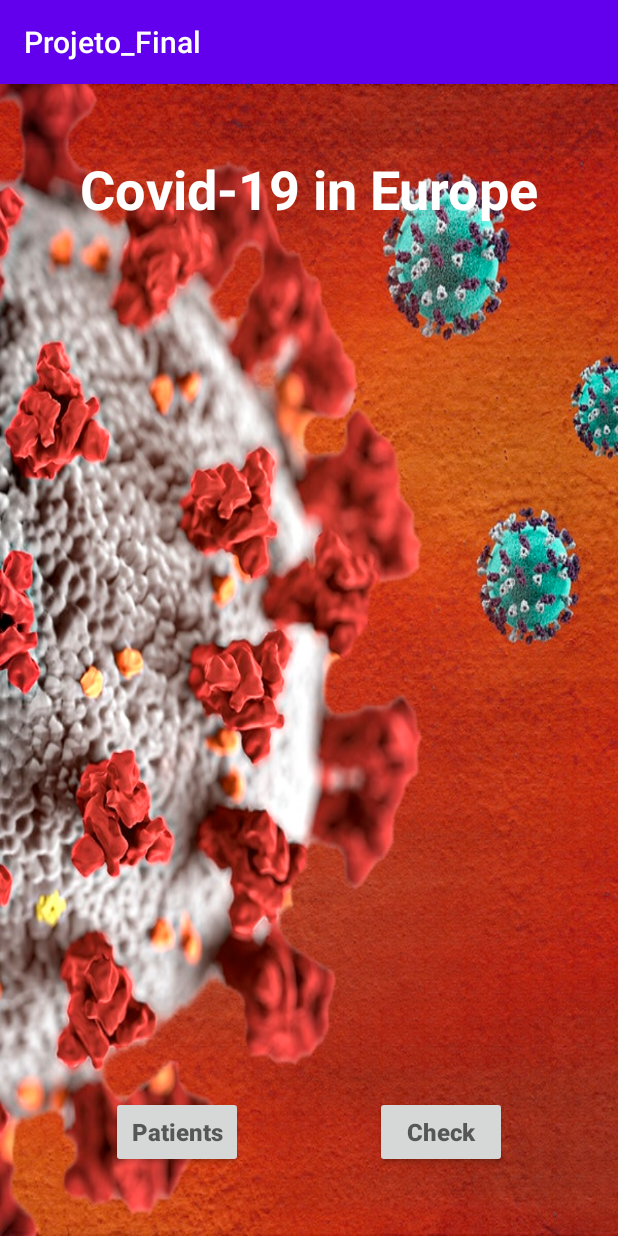
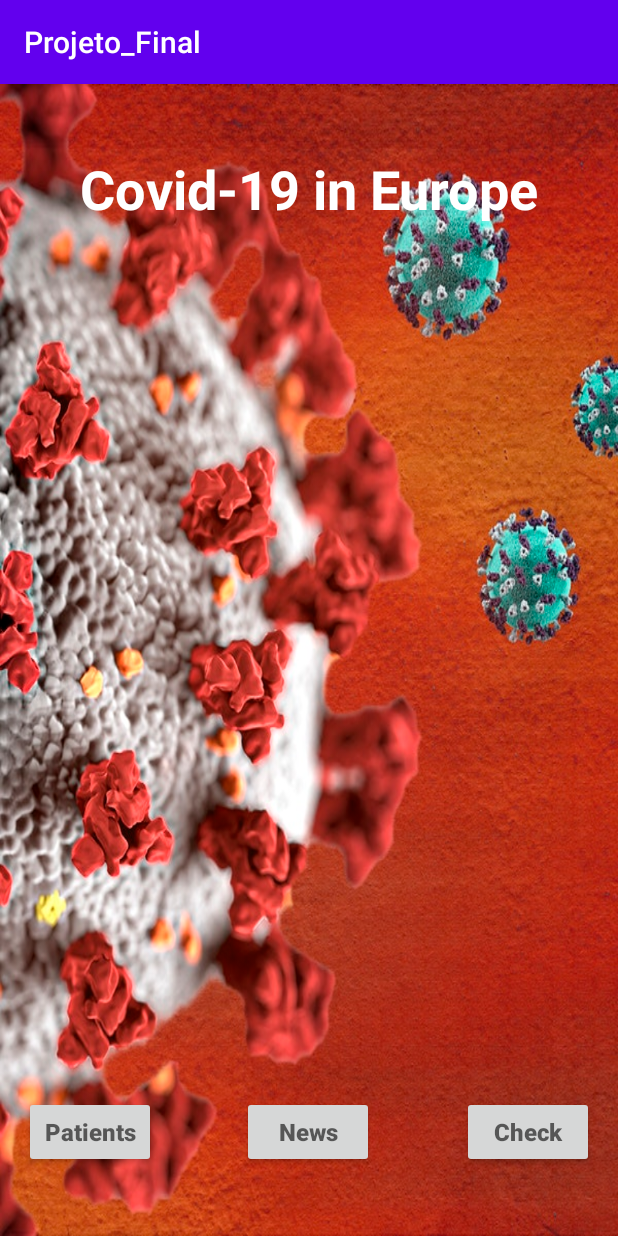
Before and after one commit to BadGomez/Projeto_Final, an Android app: the screen it shows after launch (MainActivity), on a phone screen of 412 x 824 dp. Run offline under Robolectric (Android 15) with nearby library versions, the phone set to English and light mode, and no system bars.

Commit message:
Botão_Noticias e pagina noticias inserida

```diff
--- a/app/src/main/java/com/example/projeto_final/MainActivity.java
+++ b/app/src/main/java/com/example/projeto_final/MainActivity.java
@@ -19,6 +19,11 @@ public class MainActivity extends AppCompatActivity {
         startActivity(intentPacientes);
     }
 
+    public void Noticias(View view){
+        Intent intentNoticias = new Intent(this, DisplayNoticias.class);
+        startActivity(intentNoticias);
+    }
+
     public void VerDados(View view){
         Intent intentver = new Intent(this, DisplayVer.class);
         startActivity(intentver);
--- a/app/src/main/res/layout/activity_display_pacientes.xml
+++ b/app/src/main/res/layout/activity_display_pacientes.xml
@@ -56,6 +56,7 @@
         app:layout_constraintEnd_toEndOf="parent" />
 
     <androidx.recyclerview.widget.RecyclerView
+        android:id="@+id/RecyclerViewPacientes"
         android:layout_width="411dp"
         android:layout_height="498dp"
         app:layout_constraintBottom_toTopOf="@+id/buttonEdit"
--- a/app/src/main/res/layout/activity_main.xml
+++ b/app/src/main/res/layout/activity_main.xml
@@ -9,18 +9,19 @@
 
     //https://www.youtube.com/watch?v=ezpOmH50Xdg --> android:background="@drawable/imagemfundo"
 
+
     <Button
         android:id="@+id/buttonCriar"
         android:layout_width="wrap_content"
         android:layout_height="wrap_content"
-        android:layout_marginStart="74dp"
-        android:layout_marginLeft="74dp"
+        android:layout_marginStart="16dp"
+        android:layout_marginLeft="16dp"
         android:hint="@string/Paciente"
         android:onClick="Pacientes"
         android:textColor="#00000000"
         android:textSize="16sp"
         android:textStyle="bold"
-        app:layout_constraintBaseline_toBaselineOf="@+id/buttonCheck"
+        app:layout_constraintBaseline_toBaselineOf="@+id/buttonNoticias"
         app:layout_constraintEnd_toStartOf="@+id/buttonCheck"
         app:layout_constraintHorizontal_bias="0.0"
         app:layout_constraintStart_toStartOf="parent" />
@@ -29,15 +30,30 @@
         android:id="@+id/buttonCheck"
         android:layout_width="wrap_content"
         android:layout_height="wrap_content"
-        android:layout_marginEnd="74dp"
-        android:layout_marginRight="74dp"
+        android:layout_marginEnd="16dp"
+        android:layout_marginRight="16dp"
         android:layout_marginBottom="45dp"
         android:hint="@string/Botão_Ver"
         android:onClick="VerDados"
+        android:textColor="#FFFFFF"
         android:textSize="16sp"
         android:textStyle="bold"
         app:layout_constraintBottom_toBottomOf="parent"
         app:layout_constraintEnd_toEndOf="parent" />
+
+    <Button
+        android:id="@+id/buttonNoticias"
+        android:layout_width="wrap_content"
+        android:layout_height="wrap_content"
+        android:hint="@string/Botão_Noticias"
+        android:onClick="Noticias"
+        android:textColor="@color/design_default_color_on_secondary"
+        android:textSize="16sp"
+        android:textStyle="bold"
+        app:layout_constraintBaseline_toBaselineOf="@+id/buttonCheck"
+        app:layout_constraintEnd_toStartOf="@+id/buttonCheck"
+        app:layout_constraintHorizontal_bias="0.495"
+        app:layout_constraintStart_toEndOf="@+id/buttonCriar" />
 
     <TextView
         android:id="@+id/textViewNomeApp"
--- a/app/src/main/res/values/strings.xml
+++ b/app/src/main/res/values/strings.xml
@@ -72,4 +72,5 @@
     <string name="Botão_Eliminar">Eliminate</string>
     <string name="Campo_Obrigatorio">Required field!</string>
     <string name="CampoInválido">" Invalid Field!"</string>
+    <string name="Botão_Noticias">News</string>
 </resources>
```
Also changed, not shown: app/src/main/AndroidManifest.xml (+11 -6 lines), app/src/main/java/com/example/projeto_final/DisplayNoticias.java (added, +17 -0 lines), app/src/main/res/layout/activity_display_noticias.xml (added, +20 -0 lines), 3 other files.
